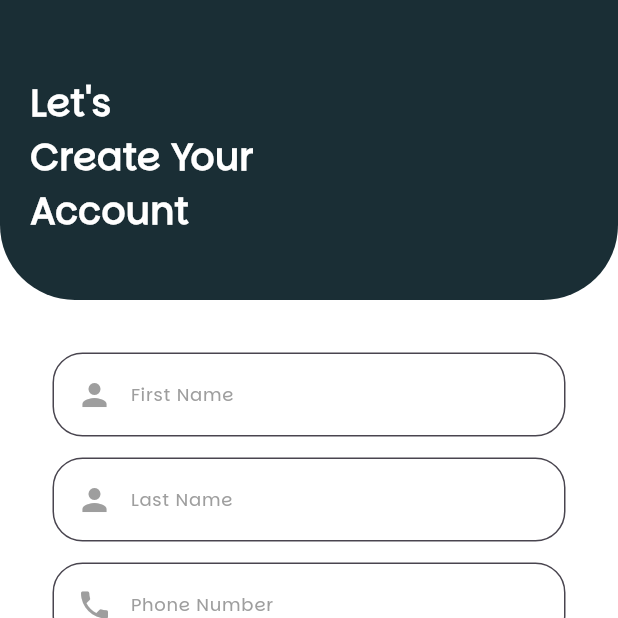
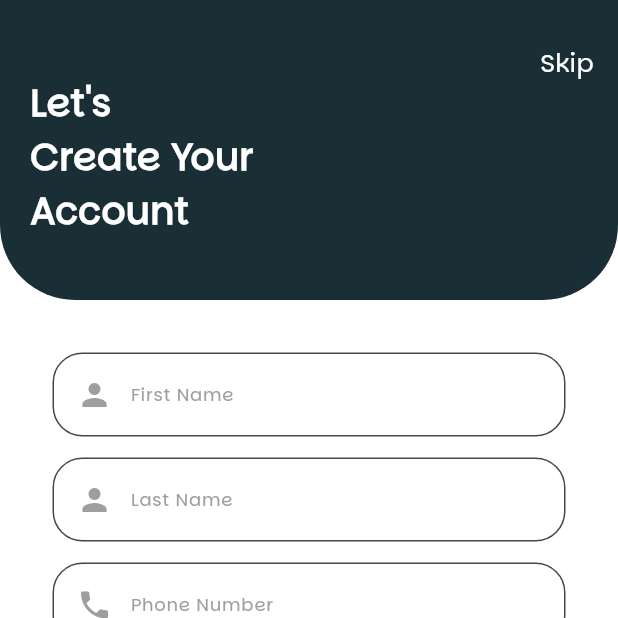
Before and after one commit to Sedra-Alrefai/delivery_app, a Flutter app: the SignUpView screen opened by its route, on a phone screen of 412 x 824 dp, the top half of it. Run offline on Flutter 3.47's test engine with Material 3 defaults, Android fonts, the phone set to English and light mode, and no system bars; our stand-ins replace bloc, dio, flutter_bloc, flutter_rating_bar, get_it, go_router and 3 more; accounts and stored records are empty.

Commit message:
editing & add something

```diff
--- a/lib/features/auth/presentation/view/sign_up_view.dart
+++ b/lib/features/auth/presentation/view/sign_up_view.dart
@@ -42,14 +42,12 @@ class _SignUpViewState extends State<SignUpView> {
       final password = passwordController.text.trim();
       final phoneNumber = phoneNumberController.text.trim();
 
-      // Debug print statements
       print('First Name: $firstName');
       print('Last Name: $lastName');
       print('Email: $email');
       print('Password: $password');
       print('Phone Number: $phoneNumber');
 
-      // إرسال البيانات عبر الـ Cubit
       context.read<UserCubit>().signUp(
             firstName: firstName,
             lastName: lastName,
@@ -115,7 +113,7 @@ class _SignUpViewState extends State<SignUpView> {
                         const SizedBox(height: 10),
                         CustomTextField2(
                           hintText: "Phone Number",
-                          controller: phoneNumberController, // الربط بالحقل
+                          controller: phoneNumberController,
                           icon: const Icon(Icons.phone, color: Colors.grey),
                           color: Colors.white,
                           textColor: Colors.black,
@@ -155,8 +153,7 @@ class _SignUpViewState extends State<SignUpView> {
                           text: 'Sign Up',
                           color: AppColors.darkTealBlue,
                           onTap: () {
-                            _signUp(
-                                context); // استدعاء دالة _signUp عند الضغط على الزر
+                            _signUp(context);
                           },
                         ),
                       ],
--- a/lib/features/auth/presentation/widget/sign_up_widgets/header_section_up.dart
+++ b/lib/features/auth/presentation/widget/sign_up_widgets/header_section_up.dart
@@ -1,3 +1,4 @@
+import 'package:delivery_app/core/function/navigation.dart';
 import 'package:delivery_app/core/utils/app_colors.dart';
 import 'package:delivery_app/core/utils/app_text_Style.dart';
 import 'package:flutter/material.dart';
@@ -37,6 +38,18 @@ class HeaderSection extends StatelessWidget {
             ],
           ),
         ),
+        Positioned(
+          top: 30,
+          right: 16,
+          child: GestureDetector(
+            onTap: () {
+              CustomNavigationReplacement(context, '/HomeView');
+            },
+            child: Text('Skip',
+                style: CustomTextStyle.parkinsans300Style16
+                    .copyWith(color: AppColors.afwait)),
+          ),
+        ),
       ],
     );
   }
--- a/lib/features/profile/presentation/view/edit_profile_view.dart
+++ b/lib/features/profile/presentation/view/edit_profile_view.dart
@@ -1,7 +1,6 @@
 import 'package:delivery_app/core/function/navigation.dart';
 import 'package:delivery_app/features/profile/presentation/view/widget/app_bar_container_edit_profile.dart';
 import 'package:delivery_app/features/profile/presentation/view/widget/edit_profile_body.dart';
-import 'package:delivery_app/features/profile/presentation/view/widget/image_edit_profile.dart';
 import 'package:flutter/material.dart';
 
 class EditProfileView extends StatelessWidget {
--- a/lib/features/profile/presentation/view/widget/edit_profile_body.dart
+++ b/lib/features/profile/presentation/view/widget/edit_profile_body.dart
@@ -179,7 +179,6 @@ class _EditProfileBodyState extends State<EditProfileBody> {
                   onTap: () {
                     Map<String, dynamic> updatedData = {};
 
-                    // القيم المعدلة
                     if (firstNameController.text.isNotEmpty) {
                       updatedData['name'] = firstNameController.text;
                     }
@@ -199,7 +198,6 @@ class _EditProfileBodyState extends State<EditProfileBody> {
                     updatedData['email'] = widget.email;
                     updatedData['role'] = widget.role;
 
-                    // تحويل الصورة إلى Base64 إذا كانت موجودة
                     if (currentImage != null) {
                       updatedData['img'] =
                           base64Encode(currentImage!.readAsBytesSync());
@@ -207,7 +205,6 @@ class _EditProfileBodyState extends State<EditProfileBody> {
                       updatedData['img'] = '';
                     }
 
-                    // إرسال البيانات المحدثة إلى الخادم
                     context
                         .read<UserCubit>()
                         .updateUserProfile(updatedData: updatedData);
--- a/lib/features/profile/presentation/view/widget/id_profile_user.dart
+++ b/lib/features/profile/presentation/view/widget/id_profile_user.dart
@@ -1,4 +1,3 @@
-import 'package:delivery_app/core/function/navigation.dart';
 import 'package:delivery_app/core/utils/app_colors.dart';
 import 'package:delivery_app/core/utils/app_text_Style.dart';
 import 'package:delivery_app/features/auth/presentation/view_model/cubits/cubit/user_cubit.dart';
```
Also changed, not shown: lib/core/routes/app_routes.dart (+0 -21 lines), lib/features/auth/presentation/view/sign_in_view.dart (+22 -6 lines), lib/features/auth/presentation/view_model/cubits/cubit/user_cubit.dart (+23 -18 lines).
